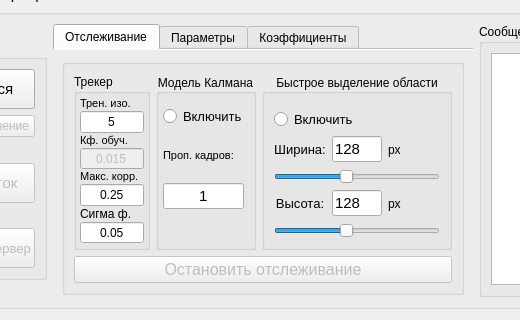
Before: the Qt Designer form form.ui in expoolleet/pi-tracking-stream-receiver, drawn with Qt 5; both pictures show x 144 to 664 and y 484 to 804 of the 1129 by 804 pixel window.
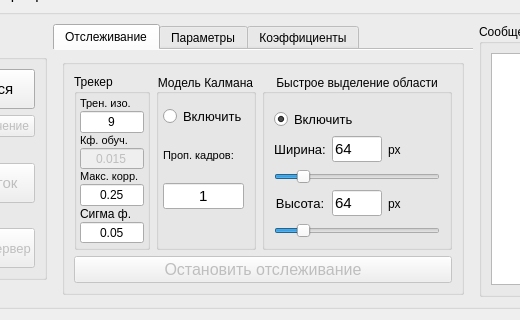
After: the same form once the commit is applied. Icons and pictures are not drawn.

What changed in the file:
```diff
--- a/form.ui
+++ b/form.ui
@@ -516,7 +516,7 @@
                      </font>
                     </property>
                     <property name="text">
-                     <string>5</string>
+                     <string>9</string>
                     </property>
                     <property name="maxLength">
                      <number>2</number>
@@ -739,6 +739,9 @@
                     <property name="text">
                      <string>Включить</string>
                     </property>
+                    <property name="checked">
+                     <bool>true</bool>
+                    </property>
                    </widget>
                   </item>
                   <item>
@@ -778,7 +781,7 @@
                        </font>
                       </property>
                       <property name="text">
-                       <string>128</string>
+                       <string>64</string>
                       </property>
                       <property name="maxLength">
                        <number>3</number>
@@ -809,7 +812,7 @@
                      <number>256</number>
                     </property>
                     <property name="value">
-                     <number>128</number>
+                     <number>64</number>
                     </property>
                     <property name="orientation">
                      <enum>Qt::Orientation::Horizontal</enum>
@@ -847,7 +850,7 @@
                        </font>
                       </property>
                       <property name="text">
-                       <string>128</string>
+                       <string>64</string>
                       </property>
                       <property name="maxLength">
                        <number>3</number>
@@ -878,10 +881,10 @@
                      <number>256</number>
                     </property>
                     <property name="value">
-                     <number>128</number>
+                     <number>64</number>
                     </property>
                     <property name="sliderPosition">
-                     <number>128</number>
+                     <number>64</number>
                     </property>
                     <property name="orientation">
                      <enum>Qt::Orientation::Horizontal</enum>
```
Left out of the diff: 3 changed lines with no effect on the pictures.
